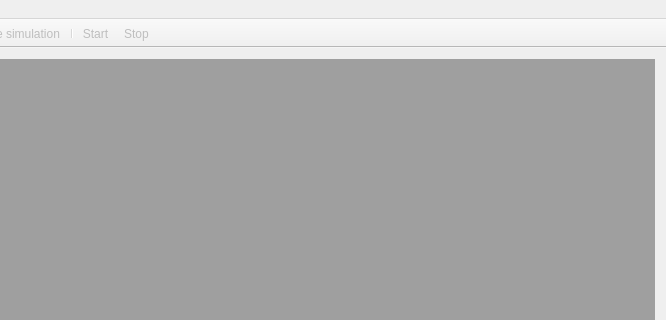
Old version of the form src/gui/mainwindow.ui in the repository GENIVI/CANdevStudio; both pictures show x 358 to 1024 and y 0 to 320 of the 1024 by 768 pixel window.
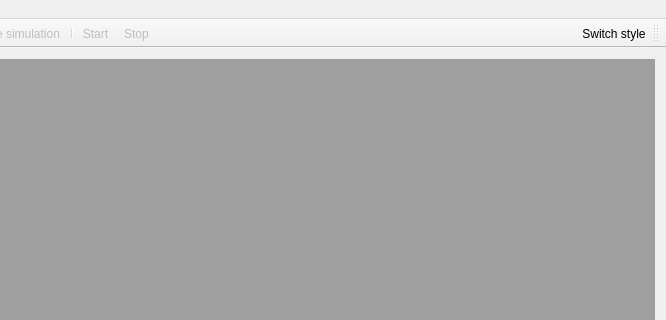
New version of the form. Icons and pictures are not drawn.

Commit message: Moved style handling to separate functions, added style switch button

The edit to the form file:
```diff
--- a/src/gui/mainwindow.ui
+++ b/src/gui/mainwindow.ui
@@ -61,6 +61,18 @@
    <addaction name="actionStart"/>
    <addaction name="actionStop"/>
   </widget>
+  <widget class="QToolBar" name="toolBar2">
+   <property name="windowTitle">
+    <string>toolBar2</string>
+   </property>
+   <attribute name="toolBarArea">
+    <enum>TopToolBarArea</enum>
+   </attribute>
+   <property name="layoutDirection">
+    <enum>Qt::RightToLeft</enum>
+   </property>
+   <addaction name="actionSwitchStyle"/>
+  </widget>
   <widget class="QMenuBar" name="menuBar">
    <property name="geometry">
     <rect>
@@ -238,6 +250,14 @@
     <iconset resource="../../CANdevResources.qrc" >:/images/files/images/light/CANbus_icon_SaveProject.svg</iconset>
    </property>
   </action>
+  <action name="actionSwitchStyle">
+   <property name="enabled">
+    <bool>true</bool>
+   </property>
+   <property name="text">
+    <string>Switch style</string>
+   </property>
+  </action>
  </widget>
  <layoutdefault spacing="6" margin="11"/>
  <resources/>
```
Left out of the diff: 4 changed lines with no effect on the pictures. The commit also changes 5 other files.
